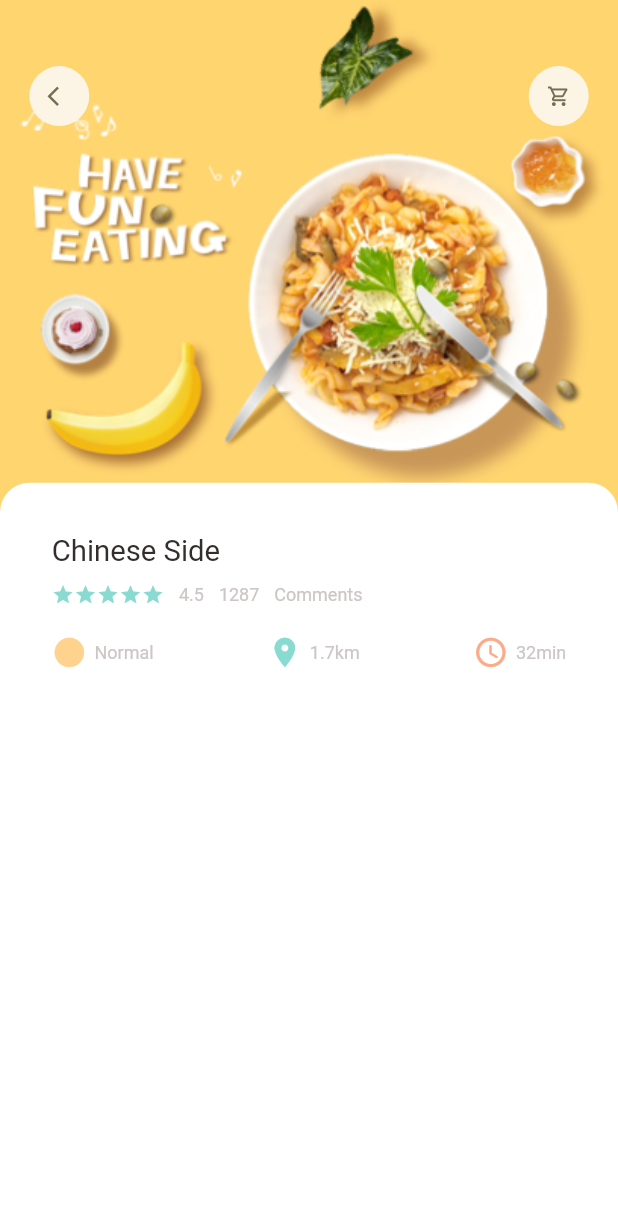
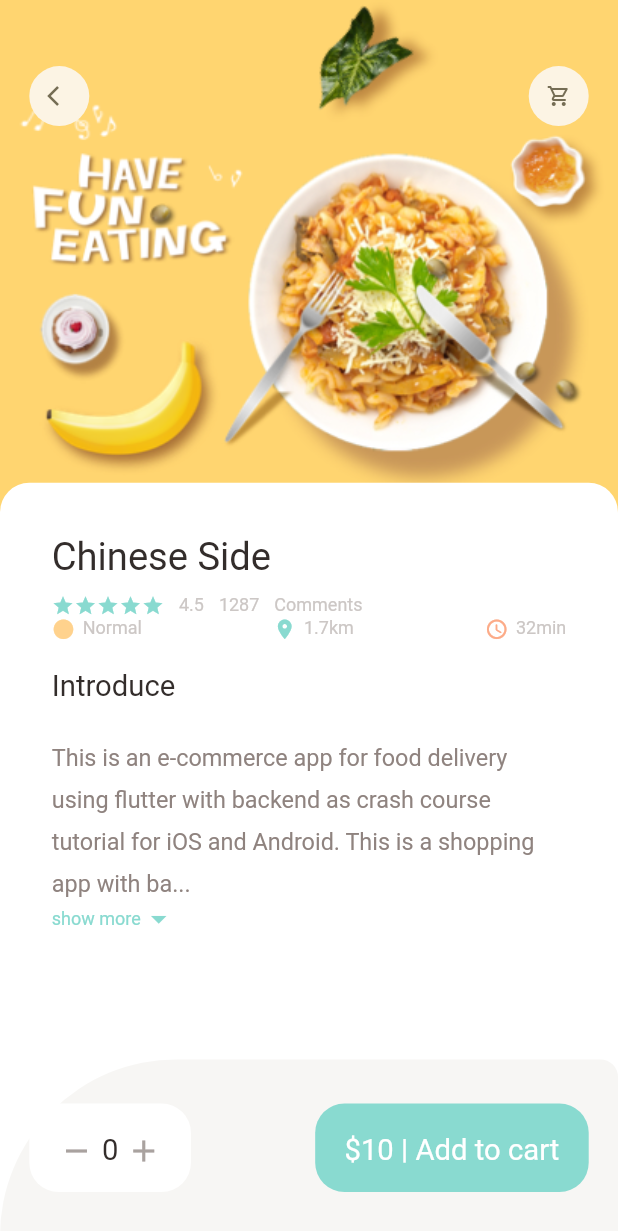
Before and after one commit to aryamanshrivastava/StackFood, a Flutter app: the PopularDoodDetail screen opened directly, on a phone screen of 412 x 824 dp. Shown: the top 1231 px of the screen. Run offline on Flutter 3.47's test engine with Material 2 defaults, Android fonts, the phone set to English and light mode, and no system bars; our stand-ins replace dots_indicator, get.

Commit message:
HomePage

```diff
--- a/lib/screens/food/popular_food_detail.dart
+++ b/lib/screens/food/popular_food_detail.dart
@@ -1,13 +1,12 @@
 // ignore_for_file: prefer_const_constructors
 
 import 'package:flutter/material.dart';
+import 'package:food_delivery/utils/colors.dart';
 import 'package:food_delivery/utils/dimensions.dart';
-import 'package:food_delivery/widgets/Icon_and_Text.dart';
+import 'package:food_delivery/widgets/app_column.dart';
 import 'package:food_delivery/widgets/app_icon.dart';
-
-import '../../utils/colors.dart';
-import '../../widgets/big_text.dart';
-import '../../widgets/small_text.dart';
+import 'package:food_delivery/widgets/big_text.dart';
+import 'package:food_delivery/widgets/expandable_text.dart';
 
 class PopularDoodDetail extends StatelessWidget {
   const PopularDoodDetail({super.key});
@@ -15,7 +14,9 @@ class PopularDoodDetail extends StatelessWidget {
   @override
   Widget build(BuildContext context) {
     return Scaffold(
+      backgroundColor: Colors.white,
       body: Stack(children: [
+        //background image
         Positioned(
             left: 0,
             right: 0,
@@ -27,6 +28,7 @@ class PopularDoodDetail extends StatelessWidget {
                       fit: BoxFit.cover,
                       image: AssetImage("assets/image/food0.png"))),
             )),
+        //icon widget
         Positioned(
             top: Dimensions.height45,
             left: Dimensions.width20,
@@ -38,6 +40,7 @@ class PopularDoodDetail extends StatelessWidget {
                 AppIcon(icon: Icons.shopping_cart_outlined)
               ],
             )),
+        //intro of food
         Positioned(
             left: 0,
             right: 0,
@@ -59,60 +62,86 @@ class PopularDoodDetail extends StatelessWidget {
                 child: Column(
                   crossAxisAlignment: CrossAxisAlignment.start,
                   children: [
-                    BigText(text: "Chinese Side"),
-                    SizedBox(
-                      height: 10,
-                    ),
-                    Row(
-                      children: [
-                        Wrap(
-                            children: List.generate(
-                                5,
-                                (index) => Icon(
-                                      Icons.star,
-                                      color: AppColors.mainColor,
-                                      size: 15,
-                                    ))),
-                        SizedBox(
-                          width: Dimensions.height10,
-                        ),
-                        SmallText(text: "4.5"),
-                        SizedBox(
-                          width: 10,
-                        ),
-                        SmallText(text: "1287"),
-                        SizedBox(
-                          width: 10,
-                        ),
-                        SmallText(text: "Comments"),
-                      ],
+                    AppColumn(
+                      text: 'Chinese Side',
                     ),
                     SizedBox(
                       height: Dimensions.height20,
                     ),
-                    Row(
-                      mainAxisAlignment: MainAxisAlignment.spaceBetween,
-                      children: const [
-                        IconAndText(
-                            icon: Icons.circle_sharp,
-                            text: "Normal",
-                            iconColor: AppColors.iconColor1),
-                        IconAndText(
-                            icon: Icons.location_on,
-                            text: "1.7km",
-                            iconColor: AppColors.mainColor),
-                        IconAndText(
-                            icon: Icons.access_time_rounded,
-                            text: "32min",
-                            iconColor: AppColors.iconColor2),
-                      ],
+                    BigText(text: "Introduce"),
+                    SizedBox(
+                      height: Dimensions.height20,
                     ),
-
+                    Expanded(
+                      child: SingleChildScrollView(
+                        child: ExpandableText(
+                            text:
+                                "This is an e-commerce app for food delivery using flutter with backend as crash course tutorial for iOS and Android. This is a shopping app with backend of Laravel and Laravel admin panel using restful api complete CRUD operations. We also used firebase for notification. This tutorial covers complete shopping cart, placing orders, signup or registration, sign-in or login, payment."),
+                      ),
+                    )
                   ],
                 ),
               ),
             ))
       ]),
+      bottomNavigationBar: Container(
+        height: Dimensions.bottomHeightBar,
+        padding: EdgeInsets.only(
+            top: Dimensions.height30,
+            bottom: Dimensions.height30,
+            left: Dimensions.width20,
+            right: Dimensions.width20),
+        decoration: BoxDecoration(
+          borderRadius: BorderRadius.only(
+            topLeft: Radius.circular(Dimensions.radius20 * 20),
+            topRight: Radius.circular(Dimensions.radius20 * 2),
+          ),
+          color: AppColors.buttonBackgroundColor,
+        ),
+        child: Row(
+          mainAxisAlignment: MainAxisAlignment.spaceBetween,
+          children: [
+            Container(
+              padding: EdgeInsets.only(
+                  top: Dimensions.height20,
+                  bottom: Dimensions.height20,
+                  left: Dimensions.width20,
+                  right: Dimensions.width20),
+              decoration: BoxDecoration(
+                  borderRadius: BorderRadius.circular(Dimensions.radius20),
+                  color: Colors.white),
+              child: Row(
+                children: [
+                  Icon(Icons.remove, color: AppColors.signColor),
+                  SizedBox(
+                    width: Dimensions.width10 / 2,
+                  ),
+                  BigText(text: "0"),
+                  SizedBox(
+                    width: Dimensions.width10 / 2,
+                  ),
+                  Icon(
+                    Icons.add,
+                    color: AppColors.signColor,
+                  )
+                ],
+              ),
+            ),
+            Container(
+              padding: EdgeInsets.only(
+                  top: Dimensions.height20,
+                  bottom: Dimensions.height20,
+                  left: Dimensions.width20,
+                  right: Dimensions.width20),
+              decoration: BoxDecoration(
+                borderRadius: BorderRadius.circular(Dimensions.radius20),
+                color: AppColors.mainColor,
+              ),
+              child: BigText(text: "\$10 | Add to cart", color: Colors.white),
+            )
+          ],
+        ),
+      ),
     );
   }
 }
--- a/lib/screens/home/main_food_page.dart
+++ b/lib/screens/home/main_food_page.dart
@@ -52,7 +52,7 @@ class _MainFoodPageState extends State<MainFoodPage> {
                     color: AppColors.mainColor),
                 child: Icon(
                   Icons.search,
-                  size: Dimensions.iconsize,
+                  size: Dimensions.iconsize16,
                   color: Colors.white,
                 ),
               ),
--- a/lib/utils/dimensions.dart
+++ b/lib/utils/dimensions.dart
@@ -19,18 +19,22 @@ class Dimensions {
   static double width20 = screenHeight / 42.2;
   static double width30 = screenHeight / 28.1;
 
+  static double font16 = screenHeight / 52.7;
   static double font20 = screenHeight / 42.2;
+  static double font26 = screenHeight / 32.4;
 
   static double radius15 = screenHeight / 56.2;
   static double radius20 = screenHeight / 42.2;
   static double radius30 = screenHeight / 28.13;
 
-  static double iconsize = screenHeight / 35.1;
+  static double iconsize24 = screenHeight / 35.1;
   static double iconsize16 = screenHeight / 52.7;
+
 
   static double listViewImg = screenWidth / 3.25;
   static double listViewTextCont = screenWidth / 3.9;
 
-    static double popularFoodImg = screenHeight / 2.41;
+  static double popularFoodImg = screenHeight / 2.41;
 
+  static double bottomHeightBar = screenHeight / 7;
 }
--- a/lib/widgets/Icon_and_Text.dart
+++ b/lib/widgets/Icon_and_Text.dart
@@ -22,7 +22,7 @@ class IconAndText extends StatelessWidget {
         Icon(
           icon,
           color: iconColor,
-          size: Dimensions.iconsize,
+          size: Dimensions.iconsize16,
         ),
         SizedBox(width: 5),
         SmallText(text: text)
--- /dev/null
+++ b/lib/widgets/app_column.dart
@@ -0,0 +1,76 @@
+// ignore_for_file: prefer_const_constructors
+
+import 'package:flutter/material.dart';
+import '../utils/colors.dart';
+import '../utils/dimensions.dart';
+import 'Icon_and_Text.dart';
+import 'big_text.dart';
+import 'small_text.dart';
+
+class AppColumn extends StatelessWidget {
+  final String text;
+  const AppColumn({super.key, required this.text});
+
+  @override
+  Widget build(BuildContext context) {
+    return Column(
+      crossAxisAlignment: CrossAxisAlignment.start,
+      children: [
+        BigText(
+          text: text,
+          size: Dimensions.font26,
+        ),
+        SizedBox(
+          height: 10,
+        ),
+        Row(
+          children: [
+            Wrap(
+                children: List.generate(
+                    5,
+                    (index) => Icon(
+                          Icons.star,
+                          color: AppColors.mainColor,
+                          size: 15,
+                        ))),
+            SizedBox(
+              width: Dimensions.height10,
+            ),
+            SmallText(text: "4.5"),
+            SizedBox(
+              width: 10,
+            ),
+            SmallText(text: "1287"),
+            SizedBox(
+              width: 10,
+            ),
+            SmallText(text: "Comments"),
+          ],
+        ),
+        // SizedBox(
+        //   height: Dimensions.height20,
+        // ),
+        Row(
+          mainAxisAlignment: MainAxisAlignment.spaceBetween,
+          children: const [
+            IconAndText(
+                icon: Icons.circle_sharp,
+                text: "Normal",
+                iconColor: AppColors.iconColor1),
+            IconAndText(
+                icon: Icons.location_on,
+                text: "1.7km",
+                iconColor: AppColors.mainColor),
+            IconAndText(
+                icon: Icons.access_time_rounded,
+                text: "32min",
+                iconColor: AppColors.iconColor2),
+          ],
+        ),
+        // SizedBox(
+        //   height: Dimensions.height20,
+        // ),
+      ],
+    );
+  }
+}
--- a/lib/widgets/app_icon.dart
+++ b/lib/widgets/app_icon.dart
@@ -1,18 +1,17 @@
 import 'package:flutter/material.dart';
-import 'package:food_delivery/utils/dimensions.dart';
 
 class AppIcon extends StatelessWidget {
   final IconData icon;
   final Color backgroundColor;
   final Color iconColor;
   final double size;
-
+  final double iconSize;
   const AppIcon(
       {super.key,
       required this.icon,
       this.backgroundColor = const Color(0xfffcf4e4),
       this.iconColor = const Color(0xff756d54),
-      this.size = 40});
+      this.size = 40,  this.iconSize = 16});
 
   @override
   Widget build(BuildContext context) {
@@ -26,7 +25,7 @@ class AppIcon extends StatelessWidget {
       child: Icon(
         icon,
         color: iconColor,
-        size: Dimensions.iconsize16,
+        size: iconSize,
       ),
     );
   }
--- /dev/null
+++ b/lib/widgets/expandable_text.dart
@@ -0,0 +1,77 @@
+import 'package:flutter/material.dart';
+import 'package:food_delivery/utils/colors.dart';
+import 'package:food_delivery/widgets/small_text.dart';
+
+import '../utils/dimensions.dart';
+
+class ExpandableText extends StatefulWidget {
+  final String text;
+  const ExpandableText({super.key, required this.text});
+
+  @override
+  State<ExpandableText> createState() => _ExpandableTextState();
+}
+
+class _ExpandableTextState extends State<ExpandableText> {
+  late String firstHalf;
+  late String secondHalf;
+  bool hiddenText = true;
+  double textHeight = Dimensions.screenHeight / 5.6;
+  @override
+  void initState() {
+    super.initState();
+    if (widget.text.length > textHeight) {
+      firstHalf = widget.text.substring(0, textHeight.toInt());
+      secondHalf =
+          widget.text.substring(textHeight.toInt() + 1, widget.text.length);
+    } else {
+      firstHalf = widget.text;
+      secondHalf = "";
+    }
+  }
+
+  @override
+  Widget build(BuildContext context) {
+    return Container(
+      child: secondHalf.isEmpty
+          ? SmallText(
+              height: 1.8,
+              color: AppColors.paraColor,
+              text: firstHalf,
+              size: Dimensions.font16,
+            )
+          : Column(
+              children: [
+                SmallText(
+                    height: 1.8,
+                    color: AppColors.paraColor,
+                    size: Dimensions.font16,
+                    text: hiddenText
+                        ? ("$firstHalf...")
+                        : (firstHalf + secondHalf)),
+                InkWell(
+                  onTap: () {
+                    setState(() {
+                      hiddenText = !hiddenText;
+                    });
+                  },
+                  child: Row(
+                    children: [
+                      SmallText(
+                        text: "show more",
+                        color: AppColors.mainColor,
+                      ),
+                      Icon(
+                        hiddenText
+                            ? Icons.arrow_drop_down
+                            : Icons.arrow_drop_up,
+                        color: AppColors.mainColor,
+                      )
+                    ],
+                  ),
+                )
+              ],
+            ),
+    );
+  }
+}
```
Also changed, not shown: lib/screens/food/recommended_food.dart (added, +148 -0 lines), lib/screens/home/food_page_body.dart (+6 -56 lines).
